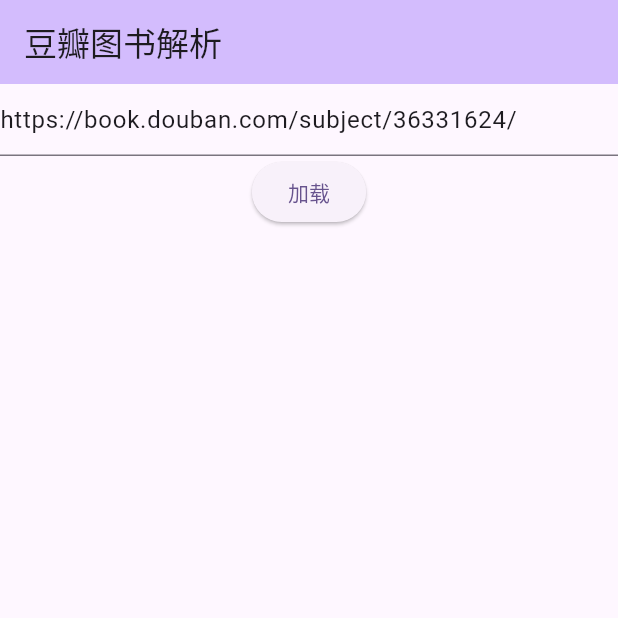
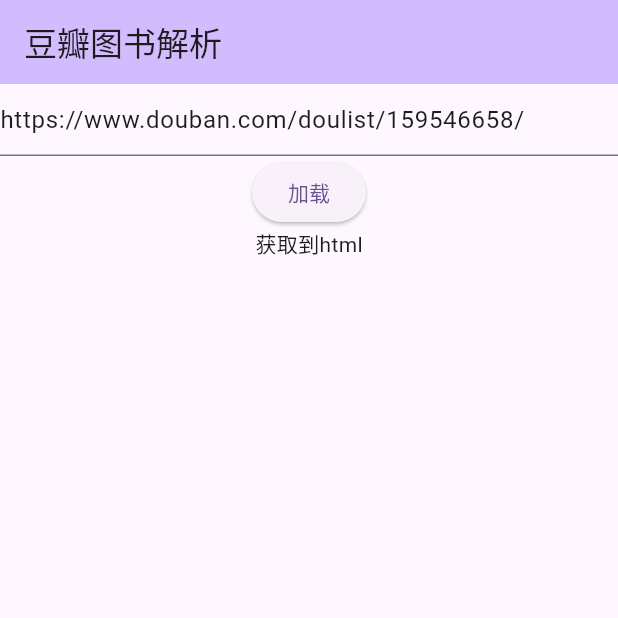
Before and after one commit to 743ren/douban_helper, a Flutter app: the screen it shows after launch, after a tap on "加载", on a phone screen of 412 x 824 dp, the top half of it. Run offline on Flutter 3.47's test engine with Material 3 defaults, Android fonts, the phone set to English and light mode, and no system bars; missing offline and left inert: html_getter.

Commit message:
解析网页内容

```diff
--- /dev/null
+++ b/lib/base.dart
@@ -0,0 +1 @@
+const exclude_tags = ['其它', '政法', '社科', '人际', '健康', '艺术', '文学', '临时'];
--- /dev/null
+++ b/lib/html_parser.dart
@@ -0,0 +1,14 @@
+import 'package:html/dom.dart';
+import 'package:html/parser.dart';
+
+import 'model/douban_book.dart';
+import 'model/douban_doulie.dart';
+
+/// 解析 html
+void htmlParse(String url, String html) {
+  if (url.contains('douban.com/doulist')) {
+    Doulie(url).parseHtml(html);
+  } else if (url.contains('book.douban.com/subject')) {
+    Book(url).parseHtml(html);
+  }
+}
--- a/lib/main.dart
+++ b/lib/main.dart
@@ -1,6 +1,7 @@
 import 'package:flutter/material.dart';
 import 'package:html_getter/html_getter.dart';
 
+import 'html_parser.dart';
 import 'lang.dart';
 
 void main() {
@@ -39,7 +40,8 @@
   @override
   void initState() {
     super.initState();
-    _textEditingController.text = 'https://book.douban.com/subject/36331624/';
+    // _textEditingController.text = 'https://book.douban.com/subject/36331624/';
+    _textEditingController.text = 'https://www.douban.com/doulist/159546658/';
   }
 
   @override
@@ -60,24 +62,23 @@
           TextField(
             controller: _textEditingController,
           ),
-          ElevatedButton(onPressed: () {
-            HttpGetter.request(_textEditingController.text, (data) {
-              if (data != null) {
+          ElevatedButton(
+            onPressed: () async {
+              var html = await HttpGetter.request(_textEditingController.text);
+              if (html != null) {
                 setState(() {
-                  if (data.length > 400) {
-                    result = data.substring(0, 400);
-                  } else {
-                    result = data;
-                  }
+                  result = '获取到html';
                 });
+                htmlParse(_textEditingController.text, html);
               } else {
                 setState(() {
-                  result = '加载失败';
+                  result = '获取html失败';
                 });
               }
-            });
-          }, child: const Text('加载')),
-          Text(result??'', style: Theme.of(context).textTheme.bodyMedium,)
+            },
+            child: const Text('加载'),
+          ),
+          Text(result, style: Theme.of(context).textTheme.bodyMedium,)
         ],
       ),
     );
--- a/pubspec.yaml
+++ b/pubspec.yaml
@@ -36,7 +36,10 @@
   # Use with the CupertinoIcons class for iOS style icons.
   cupertino_icons: ^1.0.8
   html_getter:
+    # git:
+    #   url: git@github.com:743ren/html_getter.git
     path: ../html_getter
+  html: ^0.15.4
 
 dev_dependencies:
   flutter_test:
```
Also changed, not shown: lib/model/douban_book.dart (added, +18 -0 lines), lib/model/douban_doulie.dart (added, +67 -0 lines), pubspec.lock, 2 other files.
